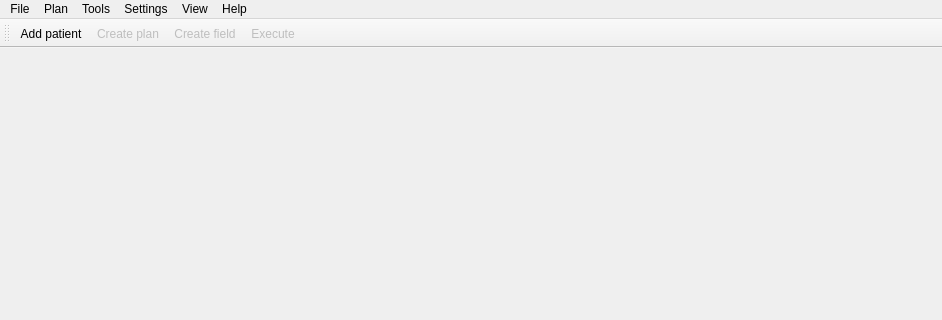
pytrip/pytripgui, file pytripgui/view/main_window.ui: the form before one commit; both pictures show x 0 to 942 and y 0 to 320 of the 942 by 585 pixel window.
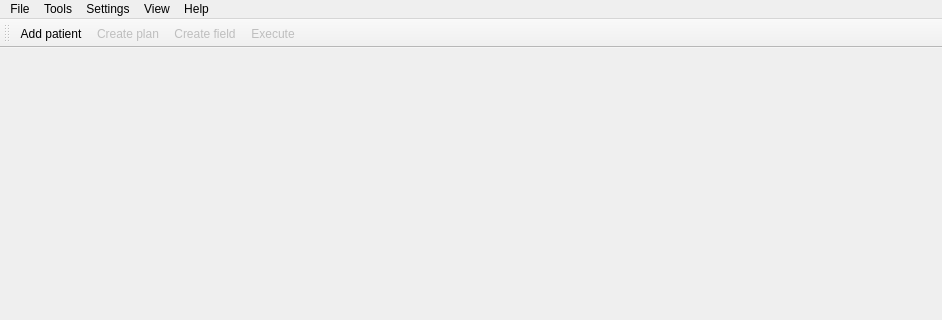
The form after the commit. Icons and pictures are not drawn.

Commit message: Remove menu "plan"

What changed in the file:
```diff
--- a/pytripgui/view/main_window.ui
+++ b/pytripgui/view/main_window.ui
@@ -68,17 +68,6 @@
     </property>
     <addaction name="actionAbout"/>
    </widget>
-   <widget class="QMenu" name="menuPlan">
-    <property name="title">
-     <string>Plan</string>
-    </property>
-    <addaction name="actionNew_Plan"/>
-    <addaction name="actionEdit_Plan"/>
-    <addaction name="separator"/>
-    <addaction name="actionExport_Plan"/>
-    <addaction name="separator"/>
-    <addaction name="actionDelete_Plan"/>
-   </widget>
    <widget class="QMenu" name="menuFile">
     <property name="title">
      <string>File</string>
@@ -124,7 +113,6 @@
     <addaction name="actionTree"/>
    </widget>
    <addaction name="menuFile"/>
-   <addaction name="menuPlan"/>
    <addaction name="menuTools"/>
    <addaction name="menuSettings"/>
    <addaction name="menuView"/>
```
